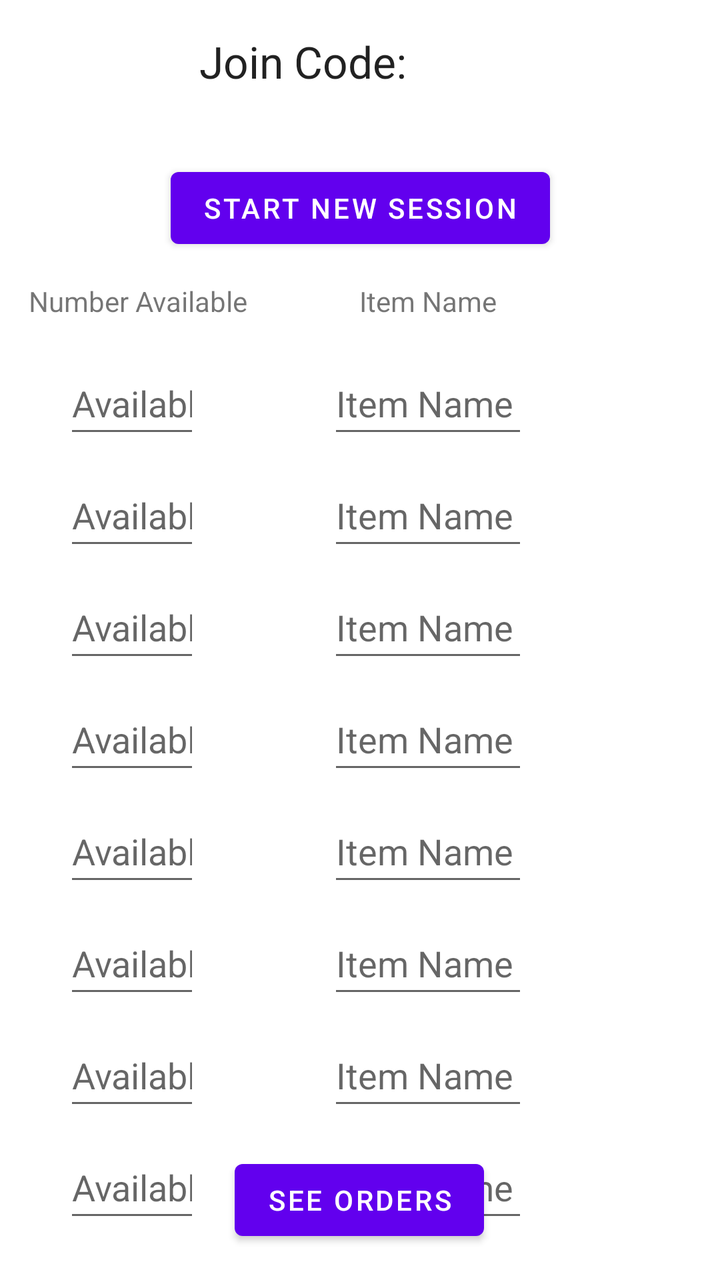
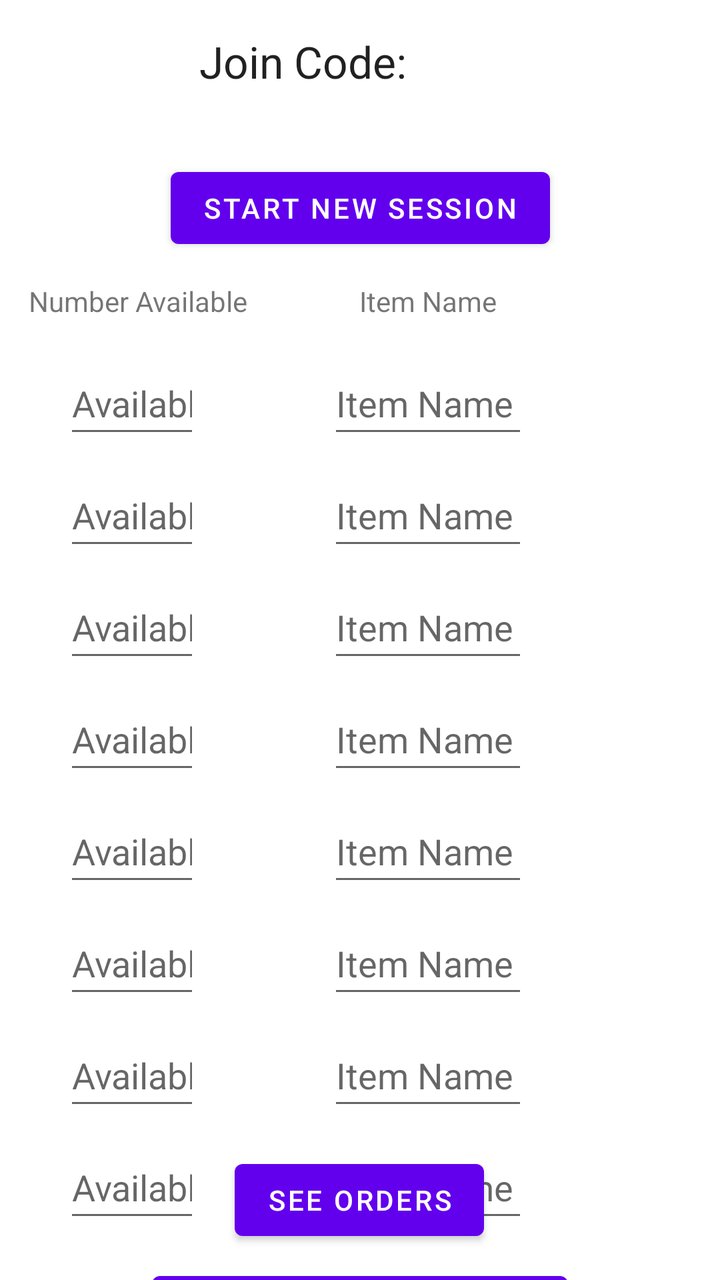

Two renders of the same Android screen: before a commit and after it. Below are the layout's source before the change and the commit's diff.
<!-- AndroidManifest.xml: application theme Theme.OrderAppKitchen -->
<!-- res/layout/fragment_second.xml -->
<?xml version="1.0" encoding="utf-8"?>
<androidx.constraintlayout.widget.ConstraintLayout xmlns:android="http://schemas.android.com/apk/res/android"
    xmlns:app="http://schemas.android.com/apk/res-auto"
    xmlns:tools="http://schemas.android.com/tools"
    android:layout_width="match_parent"
    android:layout_height="match_parent"
    tools:context=".SecondFragment">

    <EditText
        android:id="@+id/itemOne"
        android:layout_width="100dp"
        android:layout_height="48dp"
        android:layout_marginStart="64dp"
        android:ems="10"
        android:hint="Item Name"
        android:inputType="textPersonName"
        app:layout_constraintBottom_toBottomOf="@+id/availableOne"
        app:layout_constraintStart_toEndOf="@+id/availableOne" />

    <Button
        android:id="@+id/button_second"
        android:layout_width="wrap_content"
        android:layout_height="wrap_content"
        android:layout_marginBottom="16dp"
        android:text="@string/previous"
        app:layout_constraintBottom_toBottomOf="parent"
        app:layout_constraintEnd_toEndOf="parent"
        app:layout_constraintHorizontal_bias="0.498"
        app:layout_constraintStart_toStartOf="parent" />

    <TextView
        android:id="@+id/joinCodeSecond"
        android:layout_width="161dp"
        android:layout_height="32dp"
        android:layout_marginTop="16dp"
        android:text="Join Code:"
        android:textAppearance="@style/TextAppearance.AppCompat.Large"
        app:layout_constraintEnd_toEndOf="parent"
        app:layout_constraintHorizontal_bias="0.5"
        app:layout_constraintStart_toStartOf="parent"
        app:layout_constraintTop_toTopOf="parent" />

    <Button
        android:id="@+id/newSession"
        android:layout_width="wrap_content"
        android:layout_height="wrap_content"
        android:layout_marginTop="32dp"
        android:text="@string/newsession"
        app:layout_constraintEnd_toEndOf="@+id/joinCodeSecond"
        app:layout_constraintStart_toStartOf="@+id/joinCodeSecond"
        app:layout_constraintTop_toBottomOf="@+id/joinCodeSecond" />

    <EditText
        android:id="@+id/availableOne"
        android:layout_width="68dp"
        android:layout_height="48dp"
        android:layout_marginStart="32dp"
        android:layout_marginTop="48dp"
        android:ems="10"
        android:hint="Available"
        android:inputType="number"
        app:layout_constraintStart_toStartOf="parent"
        app:layout_constraintTop_toBottomOf="@+id/newSession" />

    <TextView
        android:id="@+id/textView"
        android:layout_width="wrap_content"
        android:layout_height="wrap_content"
        android:layout_marginBottom="16dp"
        android:text="Number Available"
        app:layout_constraintBottom_toTopOf="@+id/availableOne"
        app:layout_constraintEnd_toEndOf="@+id/availableOne"
        app:layout_constraintHorizontal_bias="0.435"
        app:layout_constraintStart_toStartOf="@+id/availableOne" />

    <TextView
        android:id="@+id/textView2"
        android:layout_width="wrap_content"
        android:layout_height="wrap_content"
        android:layout_marginBottom="16dp"
        android:text="Item Name"
        app:layout_constraintBottom_toTopOf="@+id/itemOne"
        app:layout_constraintEnd_toEndOf="@+id/itemOne"
        app:layout_constraintStart_toStartOf="@+id/itemOne" />

    <EditText
        android:id="@+id/availableTwo"
        android:layout_width="68dp"
        android:layout_height="48dp"
        android:layout_marginTop="8dp"
        android:ems="10"
        android:hint="Available"
        android:inputType="number"
        android:minHeight="48dp"
        app:layout_constraintStart_toStartOf="@+id/availableOne"
        app:layout_constraintTop_toBottomOf="@+id/availableOne" />

    <EditText
        android:id="@+id/availableThree"
        android:layout_width="68dp"
        android:layout_height="48dp"
        android:layout_marginTop="8dp"
        android:ems="10"
        android:hint="Available"
        android:inputType="number"
        android:minHeight="48dp"
        app:layout_constraintStart_toStartOf="@+id/availableTwo"
        app:layout_constraintTop_toBottomOf="@+id/availableTwo" />

    <EditText
        android:id="@+id/availableFour"
        android:layout_width="68dp"
        android:layout_height="48dp"
        android:layout_marginTop="8dp"
        android:ems="10"
        android:hint="Available"
        android:inputType="number"
        app:layout_constraintStart_toStartOf="@+id/availableThree"
        app:layout_constraintTop_toBottomOf="@+id/availableThree" />

    <EditText
        android:id="@+id/availableFive"
        android:layout_width="68dp"
        android:layout_height="48dp"
        android:layout_marginTop="8dp"
        android:ems="10"
        android:hint="Available"
        android:inputType="number"
        app:layout_constraintStart_toStartOf="@+id/availableFour"
        app:layout_constraintTop_toBottomOf="@+id/availableFour" />

    <EditText
        android:id="@+id/availableSix"
        android:layout_width="68dp"
        android:layout_height="48dp"
        android:layout_marginTop="8dp"
        android:ems="10"
        android:hint="Available"
        android:inputType="number"
        app:layout_constraintStart_toStartOf="@+id/availableFive"
        app:layout_constraintTop_toBottomOf="@+id/availableFive" />

    <EditText
        android:id="@+id/availableSeven"
        android:layout_width="68dp"
        android:layout_height="48dp"
        android:layout_marginTop="8dp"
        android:ems="10"
        android:hint="Available"
        android:inputType="number"
        android:minHeight="48dp"
        app:layout_constraintStart_toStartOf="@+id/availableSix"
        app:layout_constraintTop_toBottomOf="@+id/availableSix" />

    <EditText
        android:id="@+id/availableEight"
        android:layout_width="68dp"
        android:layout_height="48dp"
        android:layout_marginTop="8dp"
        android:ems="10"
        android:hint="Available"
        android:inputType="number"
        app:layout_constraintStart_toStartOf="@+id/availableSeven"
        app:layout_constraintTop_toBottomOf="@+id/availableSeven" />

    <EditText
        android:id="@+id/itemTwo"
        android:layout_width="100dp"
        android:layout_height="48dp"
        android:layout_marginTop="8dp"
        android:ems="10"
        android:hint="Item Name"
        android:inputType="textPersonName"
        app:layout_constraintStart_toStartOf="@+id/itemOne"
        app:layout_constraintTop_toBottomOf="@+id/itemOne" />

    <EditText
        android:id="@+id/itemThree"
        android:layout_width="100dp"
        android:layout_height="48dp"
        android:layout_marginTop="8dp"
        android:ems="10"
        android:hint="Item Name"
        android:inputType="textPersonName"
        app:layout_constraintStart_toStartOf="@+id/itemTwo"
        app:layout_constraintTop_toBottomOf="@+id/itemTwo" />

    <EditText
        android:id="@+id/itemFour"
        android:layout_width="100dp"
        android:layout_height="48dp"
        android:layout_marginTop="8dp"
        android:ems="10"
        android:hint="Item Name"
        android:inputType="textPersonName"
        app:layout_constraintStart_toStartOf="@+id/itemThree"
        app:layout_constraintTop_toBottomOf="@+id/itemThree" />

    <EditText
        android:id="@+id/itemFive"
        android:layout_width="100dp"
        android:layout_height="48dp"
        android:layout_marginTop="8dp"
        android:ems="10"
        android:hint="Item Name"
        android:inputType="textPersonName"
        app:layout_constraintStart_toStartOf="@+id/itemFour"
        app:layout_constraintTop_toBottomOf="@+id/itemFour" />

    <EditText
        android:id="@+id/itemSix"
        android:layout_width="100dp"
        android:layout_height="48dp"
        android:layout_marginTop="8dp"
        android:ems="10"
        android:hint="Item Name"
        android:inputType="textPersonName"
        app:layout_constraintStart_toStartOf="@+id/itemFive"
        app:layout_constraintTop_toBottomOf="@+id/itemFive" />

    <EditText
        android:id="@+id/itemSeven"
        android:layout_width="100dp"
        android:layout_height="48dp"
        android:layout_marginTop="8dp"
        android:ems="10"
        android:hint="Item Name"
        android:inputType="textPersonName"
        app:layout_constraintStart_toStartOf="@+id/itemSix"
        app:layout_constraintTop_toBottomOf="@+id/itemSix" />

    <EditText
        android:id="@+id/itemEight"
        android:layout_width="100dp"
        android:layout_height="48dp"
        android:layout_marginTop="8dp"
        android:ems="10"
        android:hint="Item Name"
        android:inputType="textPersonName"
        app:layout_constraintStart_toStartOf="@+id/itemSeven"
        app:layout_constraintTop_toBottomOf="@+id/itemSeven" />

</androidx.constraintlayout.widget.ConstraintLayout>
<!-- resources referenced by this layout -->
<resources>
  <string name="newsession">Start New Session</string>
  <string name="previous">See Orders</string>
  <style name="Theme.OrderAppKitchen" parent="Theme.MaterialComponents.DayNight.DarkActionBar">
          
          <item name="colorPrimary">@color/purple_500</item>
          <item name="colorPrimaryVariant">@color/purple_700</item>
          <item name="colorOnPrimary">@color/white</item>
          
          <item name="colorSecondary">@color/teal_200</item>
          <item name="colorSecondaryVariant">@color/teal_700</item>
          <item name="colorOnSecondary">@color/black</item>
          
          <item name="android:statusBarColor">?attr/colorPrimaryVariant</item>
          
      </style>
  <color name="purple_500">#FF6200EE</color>
  <color name="purple_700">#FF3700B3</color>
  <color name="white">#FFFFFFFF</color>
  <color name="teal_200">#FF03DAC5</color>
  <color name="teal_700">#FF018786</color>
  <color name="black">#FF000000</color>
</resources>

<!-- the commit's change to res/layout/fragment_second.xml (unified diff, before → after) -->
@@ -240,4 +240,15 @@
         app:layout_constraintStart_toStartOf="@+id/itemSeven"
         app:layout_constraintTop_toBottomOf="@+id/itemSeven" />
 
+    <Button
+        android:id="@+id/externalServerButton"
+        android:layout_width="wrap_content"
+        android:layout_height="wrap_content"
+        android:layout_marginTop="16dp"
+        android:text="@string/use_external_server_button"
+        app:layout_constraintEnd_toEndOf="parent"
+        app:layout_constraintHorizontal_bias="0.5"
+        app:layout_constraintStart_toStartOf="parent"
+        app:layout_constraintTop_toBottomOf="@+id/itemEight" />
+
 </androidx.constraintlayout.widget.ConstraintLayout>
<!-- resource entries referenced after the edit -->
@@ -2,6 +2,7 @@
 <resources>
   <string name="newsession">Start New Session</string>
   <string name="previous">See Orders</string>
+  <string name="use_external_server_button">Use External Server</string>
   <style name="Theme.OrderAppKitchen" parent="Theme.MaterialComponents.DayNight.DarkActionBar">
           
           <item name="colorPrimary">@color/purple_500</item>
